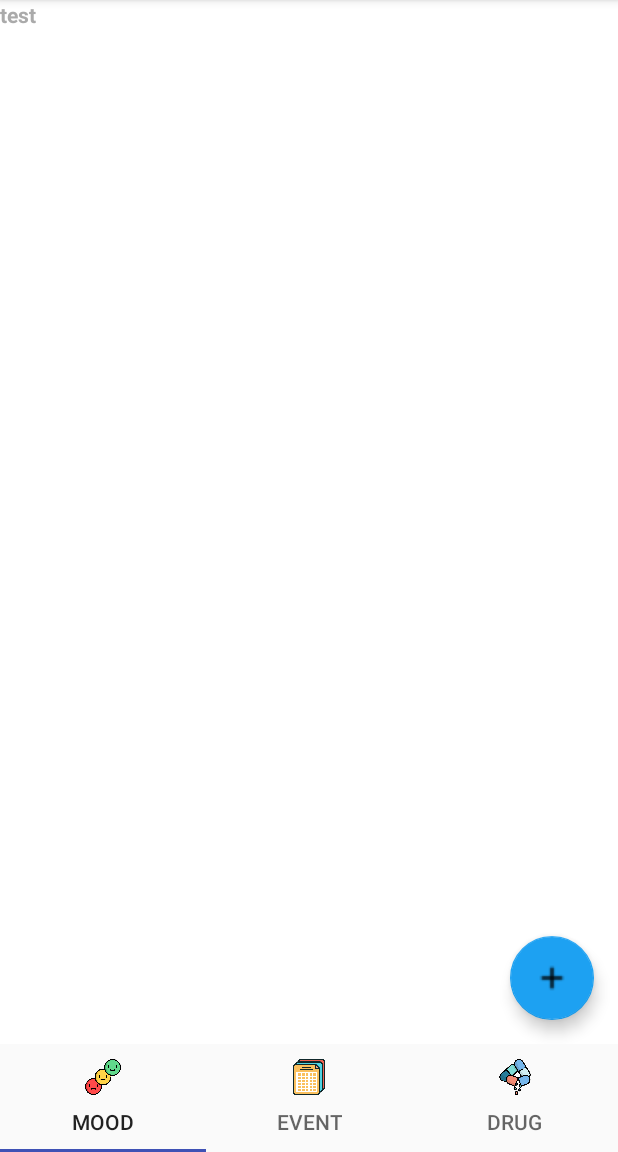
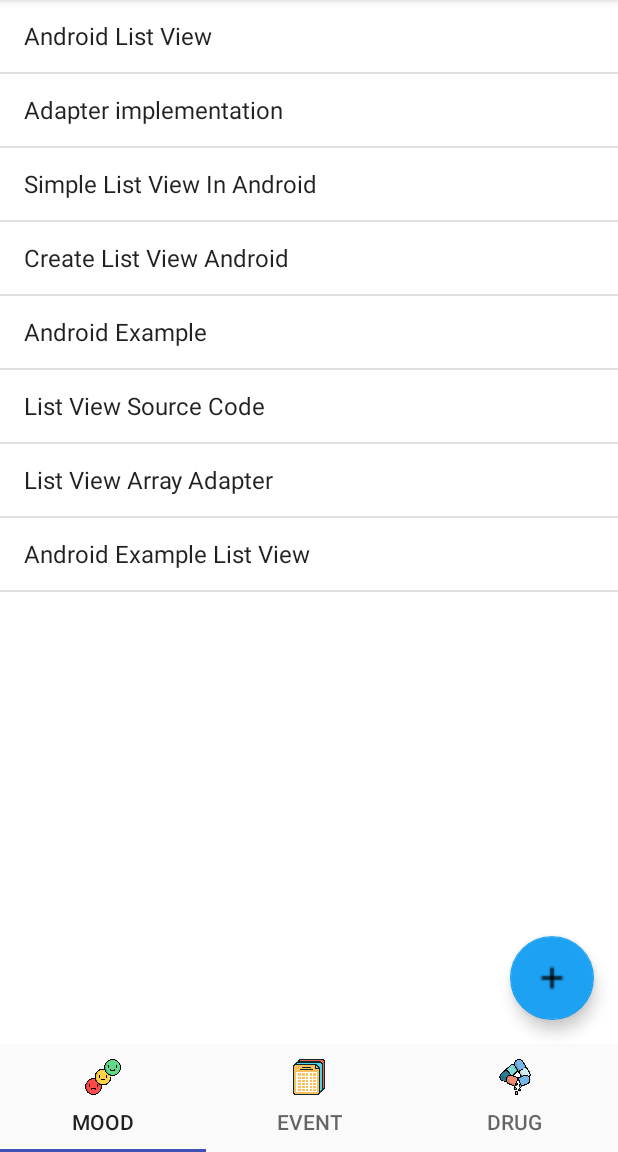
Before and after one commit to sarunya-w/me-diary-system, an Android app: the MoodFragment screen opened directly, with no data from a screen before it, on a phone screen of 412 x 824 dp, the part 84-1236 px from its top. Run offline under Robolectric (Android 15) with nearby library versions, the phone set to English and light mode, and no system bars.

Commit message:
fix listview

```diff
--- a/app/src/main/java/com/example/mediary/diary/MoodActivity.java
+++ b/app/src/main/java/com/example/mediary/diary/MoodActivity.java
@@ -12,14 +12,15 @@ public class MoodActivity extends AppCompatActivity {
     @Override
     protected void onCreate(Bundle savedInstanceState) {
         super.onCreate(savedInstanceState);
-        setContentView(R.layout.activity_mood);
+        setContentView(R.layout.fragment_mood);
 
         FloatingActionButton floatingActionButton =
-                (FloatingActionButton) findViewById(R.id.floating_action_button);
+                (FloatingActionButton) findViewById(R.id.floating_action_button1);
 
         floatingActionButton.setOnClickListener(new View.OnClickListener() {
             @Override
             public void onClick(View view) {
+
                 // Handle the click.
             }
         });
--- a/app/src/main/java/com/example/mediary/diary/fragments/DrugFragment.java
+++ b/app/src/main/java/com/example/mediary/diary/fragments/DrugFragment.java
@@ -1,7 +1,5 @@
 package com.example.mediary.diary.fragments;
 
-import android.content.Context;
-import android.net.Uri;
 import android.os.Bundle;
 import android.support.v4.app.Fragment;
 import android.view.LayoutInflater;
@@ -16,6 +14,6 @@ public class DrugFragment extends Fragment {
     public View onCreateView(LayoutInflater inflater, ViewGroup container,
                              Bundle savedInstanceState) {
         // Inflate the layout for this fragment
-        return inflater.inflate(R.layout.activity_drug, container, false);
+        return inflater.inflate(R.layout.fragment_drug, container, false);
     }
 }
--- a/app/src/main/java/com/example/mediary/diary/fragments/EventFragment.java
+++ b/app/src/main/java/com/example/mediary/diary/fragments/EventFragment.java
@@ -1,7 +1,5 @@
 package com.example.mediary.diary.fragments;
 
-import android.content.Context;
-import android.net.Uri;
 import android.os.Bundle;
 import android.support.v4.app.Fragment;
 import android.view.LayoutInflater;
@@ -15,6 +13,6 @@ public class EventFragment extends Fragment {
     public View onCreateView(LayoutInflater inflater, ViewGroup container,
                              Bundle savedInstanceState) {
         // Inflate the layout for this fragment
-        return inflater.inflate(R.layout.activity_event, container, false);
+        return inflater.inflate(R.layout.fragment_event, container, false);
     }
 }
--- a/app/src/main/java/com/example/mediary/diary/fragments/MoodFragment.java
+++ b/app/src/main/java/com/example/mediary/diary/fragments/MoodFragment.java
@@ -1,20 +1,44 @@
 package com.example.mediary.diary.fragments;
 
-import android.content.Context;
-import android.net.Uri;
 import android.os.Bundle;
+import android.support.design.widget.FloatingActionButton;
 import android.support.v4.app.Fragment;
 import android.view.LayoutInflater;
 import android.view.View;
 import android.view.ViewGroup;
-
+import android.widget.ArrayAdapter;
+import android.widget.ListView;
 import com.example.mediary.R;
 
 public class MoodFragment extends Fragment {
+
     @Override
     public View onCreateView(LayoutInflater inflater, ViewGroup container,
                              Bundle savedInstanceState) {
         // Inflate the layout for this fragment
-        return inflater.inflate(R.layout.activity_mood, container, false);
+        View view = inflater.inflate(R.layout.fragment_mood, container, false);
+        String[] values = new String[] { "Android List View",
+                "Adapter implementation",
+                "Simple List View In Android",
+                "Create List View Android",
+                "Android Example",
+                "List View Source Code",
+                "List View Array Adapter",
+                "Android Example List View"
+        };
+
+        ListView listView = (ListView)view.findViewById(R.id.mood_list);
+        ArrayAdapter<String> adapter = new ArrayAdapter<String>(getActivity(), android.R.layout.simple_list_item_1, values);
+        listView.setAdapter(adapter);
+
+        FloatingActionButton floatingActionButton =
+                (FloatingActionButton) view.findViewById(R.id.floating_action_button);
+        floatingActionButton.setOnClickListener(new View.OnClickListener() {
+            @Override
+            public void onClick(View view) {
+                // Handle the click.
+            }
+        });
+        return view;
     }
 }
--- a/app/src/main/res/layout/activity_mood.xml
+++ b/app/src/main/res/layout/activity_mood.xml
@@ -5,28 +5,15 @@ xmlns:tools="http://schemas.android.com/tools"
 android:layout_width="match_parent"
 android:layout_height="match_parent"
 tools:context=".diary.MoodActivity">
-<TextView
-    android:layout_width="wrap_content"
-    android:layout_height="wrap_content"
-    android:text="test"
-    android:textStyle="bold"
-    android:textColor="@android:color/darker_gray"
-    android:layout_centerInParent="true"/>
-<ListView
-    android:id="@+id/lvToDoList"
-    android:layout_width="match_parent"
-    android:layout_height="match_parent"></ListView>
 
 <android.support.design.widget.FloatingActionButton
-    android:id="@+id/floating_action_button"
+    android:id="@+id/floating_action_button1"
     android:layout_width="wrap_content"
     android:layout_height="wrap_content"
     android:layout_gravity="bottom|right"
     android:layout_margin="16dp"
-    app:srcCompat="@drawable/ic_add"
-    app:layout_anchor="@id/lvToDoList"
+    app:srcCompat="@drawable/ic_plus"
     app:layout_anchorGravity="bottom|right|end"
     app:backgroundTint="#ff1da1f2"/>
 
-
 </android.support.design.widget.CoordinatorLayout>
--- a/app/src/main/res/layout/fragment_mood.xml
+++ b/app/src/main/res/layout/fragment_mood.xml
@@ -1,14 +1,28 @@
 <?xml version="1.0" encoding="utf-8"?>
-<FrameLayout xmlns:android="http://schemas.android.com/apk/res/android"
+<RelativeLayout xmlns:android="http://schemas.android.com/apk/res/android"
+    xmlns:app="http://schemas.android.com/apk/res-auto"
     xmlns:tools="http://schemas.android.com/tools"
     android:layout_width="match_parent"
     android:layout_height="match_parent"
     tools:context=".diary.fragments.MoodFragment">
 
-    <!-- TODO: Update blank fragment layout -->
-    <TextView
+    <ListView xmlns:android="http://schemas.android.com/apk/res/android"
+        android:id="@+id/mood_list"
         android:layout_width="match_parent"
-        android:layout_height="match_parent"
-        android:text="@string/hello_blank_fragment" />
+        android:layout_height="match_parent" />
 
-</FrameLayout>
+    <android.support.design.widget.FloatingActionButton
+        android:id="@+id/floating_action_button"
+        android:layout_width="wrap_content"
+        android:layout_height="wrap_content"
+        android:layout_alignParentBottom="true"
+        android:layout_alignParentEnd="true"
+        android:layout_alignParentRight="true"
+        android:layout_gravity="bottom|right"
+        android:layout_margin="16dp"
+        app:srcCompat="@drawable/ic_plus"
+        app:layout_anchor="@id/mood_list"
+        app:layout_anchorGravity="bottom|right|end"
+        app:backgroundTint="#ff1da1f2"/>
+
+</RelativeLayout>
```
Also changed, not shown: app/src/main/res/drawable/ic_plus.png (renamed from app/src/main/res/drawable/ic_add.png).
